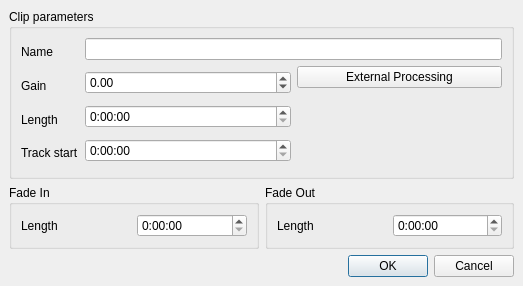
The window that src/traverso/ui/AudioClipEditWidget.ui (ErwanLegrand/Traverso-DAW) describes before a commit, drawn with Qt 5.
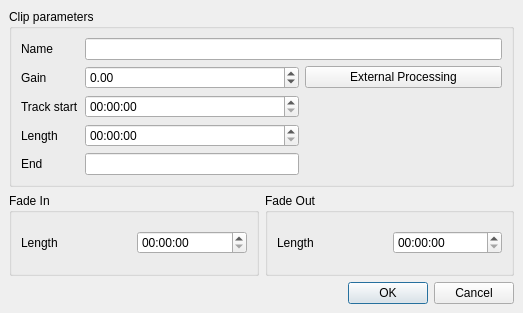
The same window after the commit.

Commit message: Increased precision of Spin boxes to milliseconds, added field "end" to the clip editor

```diff
--- a/src/traverso/ui/AudioClipEditWidget.ui
+++ b/src/traverso/ui/AudioClipEditWidget.ui
@@ -6,7 +6,7 @@
     <x>0</x>
     <y>0</y>
     <width>523</width>
-    <height>286</height>
+    <height>313</height>
    </rect>
   </property>
   <property name="minimumSize" >
@@ -30,79 +30,82 @@
      <property name="title" >
       <string>Clip parameters</string>
      </property>
-     <layout class="QHBoxLayout" >
+     <layout class="QGridLayout" >
       <property name="margin" >
        <number>9</number>
       </property>
       <property name="spacing" >
        <number>6</number>
       </property>
-      <item>
-       <layout class="QVBoxLayout" >
-        <property name="margin" >
-         <number>0</number>
+      <item rowspan="3" row="2" column="2" >
+       <spacer>
+        <property name="orientation" >
+         <enum>Qt::Vertical</enum>
         </property>
-        <property name="spacing" >
-         <number>6</number>
+        <property name="sizeHint" >
+         <size>
+          <width>197</width>
+          <height>81</height>
+         </size>
         </property>
-        <item>
-         <widget class="QLabel" name="label" >
-          <property name="text" >
-           <string>Name</string>
-          </property>
-         </widget>
-        </item>
-        <item>
-         <widget class="QLabel" name="label_4" >
-          <property name="text" >
-           <string>Gain</string>
+       </spacer>
+      </item>
+      <item row="4" column="1" >
+       <widget class="QLineEdit" name="clipEndLineEdit" >
+        <property name="readOnly" >
+         <bool>true</bool>
           </property>
          </widget>
         </item>
-        <item>
-         <widget class="QLabel" name="label_2" >
+      <item row="4" column="0" >
+       <widget class="QLabel" name="label_6" >
           <property name="text" >
-           <string>Length</string>
+         <string>End</string>
           </property>
          </widget>
         </item>
-        <item>
+      <item row="3" column="1" >
+       <widget class="QTimeEdit" name="clipLengthEdit" />
+      </item>
+      <item row="2" column="0" >
          <widget class="QLabel" name="label_3" >
           <property name="text" >
            <string>Track start</string>
           </property>
          </widget>
         </item>
-       </layout>
+      <item row="3" column="0" >
+       <widget class="QLabel" name="label_2" >
+        <property name="text" >
+         <string>Length</string>
+        </property>
+       </widget>
       </item>
-      <item>
-       <layout class="QVBoxLayout" >
-        <property name="margin" >
-         <number>0</number>
+      <item row="2" column="1" >
+       <widget class="QTimeEdit" name="clipStartEdit" />
+      </item>
+      <item row="1" column="2" >
+       <widget class="QPushButton" name="externalProcessingButton" >
+        <property name="text" >
+         <string>External Processing</string>
         </property>
-        <property name="spacing" >
-         <number>6</number>
+       </widget>
+      </item>
+      <item row="1" column="0" >
+       <widget class="QLabel" name="label_4" >
+        <property name="text" >
+         <string>Gain</string>
         </property>
-        <item>
-         <widget class="QLineEdit" name="clipNameLineEdit" />
-        </item>
-        <item>
-         <layout class="QHBoxLayout" >
-          <property name="margin" >
-           <number>0</number>
-          </property>
-          <property name="spacing" >
-           <number>6</number>
-          </property>
-          <item>
-           <layout class="QVBoxLayout" >
-            <property name="margin" >
-             <number>0</number>
-            </property>
-            <property name="spacing" >
-             <number>6</number>
-            </property>
-            <item>
+       </widget>
+      </item>
+      <item row="0" column="0" >
+       <widget class="QLabel" name="label" >
+        <property name="text" >
+         <string>Name</string>
+        </property>
+       </widget>
+      </item>
+      <item row="1" column="1" >
              <widget class="QDoubleSpinBox" name="clipGainSpinBox" >
               <property name="maximum" >
                <double>30.000000000000000</double>
@@ -115,61 +118,8 @@
               </property>
              </widget>
             </item>
-            <item>
-             <widget class="QTimeEdit" name="clipLengthEdit" >
-              <property name="currentSection" >
-               <enum>QDateTimeEdit::SecondSection</enum>
-              </property>
-              <property name="displayFormat" >
-               <string>h:mm:ss</string>
-              </property>
-             </widget>
-            </item>
-            <item>
-             <widget class="QTimeEdit" name="clipStartEdit" >
-              <property name="currentSection" >
-               <enum>QDateTimeEdit::SecondSection</enum>
-              </property>
-              <property name="displayFormat" >
-               <string>h:mm:ss</string>
-              </property>
-             </widget>
-            </item>
-           </layout>
-          </item>
-          <item>
-           <layout class="QVBoxLayout" >
-            <property name="margin" >
-             <number>0</number>
-            </property>
-            <property name="spacing" >
-             <number>6</number>
-            </property>
-            <item>
-             <widget class="QPushButton" name="externalProcessingButton" >
-              <property name="text" >
-               <string>External Processing</string>
-              </property>
-             </widget>
-            </item>
-            <item>
-             <spacer>
-              <property name="orientation" >
-               <enum>Qt::Vertical</enum>
-              </property>
-              <property name="sizeHint" >
-               <size>
-                <width>20</width>
-                <height>40</height>
-               </size>
-              </property>
-             </spacer>
-            </item>
-           </layout>
-          </item>
-         </layout>
-        </item>
-       </layout>
+      <item row="0" column="1" colspan="2" >
+       <widget class="QLineEdit" name="clipNameLineEdit" />
       </item>
      </layout>
     </widget>
@@ -210,12 +160,6 @@
             <second>0</second>
            </time>
           </property>
-          <property name="currentSection" >
-           <enum>QDateTimeEdit::SecondSection</enum>
-          </property>
-          <property name="displayFormat" >
-           <string>h:mm:ss</string>
-          </property>
          </widget>
         </item>
        </layout>
@@ -241,14 +185,7 @@
          </widget>
         </item>
         <item>
-         <widget class="QTimeEdit" name="fadeOutEdit" >
-          <property name="currentSection" >
-           <enum>QDateTimeEdit::SecondSection</enum>
-          </property>
-          <property name="displayFormat" >
-           <string>h:mm:ss</string>
-          </property>
-         </widget>
+         <widget class="QTimeEdit" name="fadeOutEdit" />
         </item>
        </layout>
       </widget>
```
Lines whose indentation alone changed are shown as unchanged. The commit also changes 1 other file.
